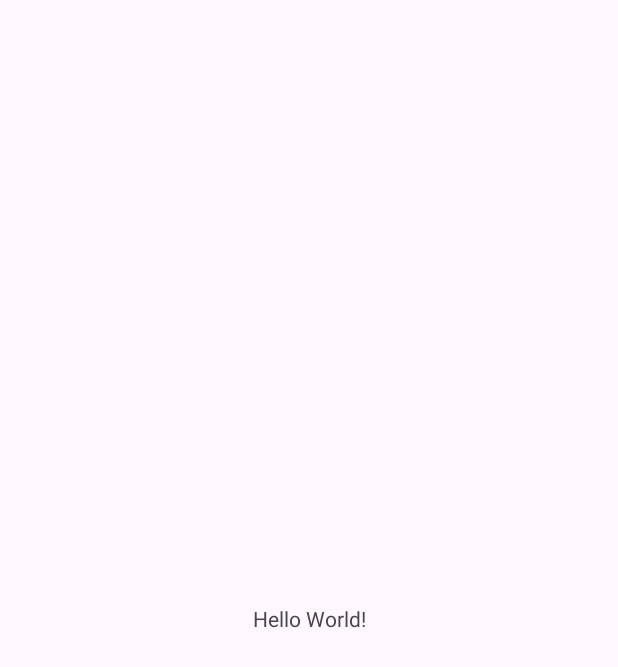
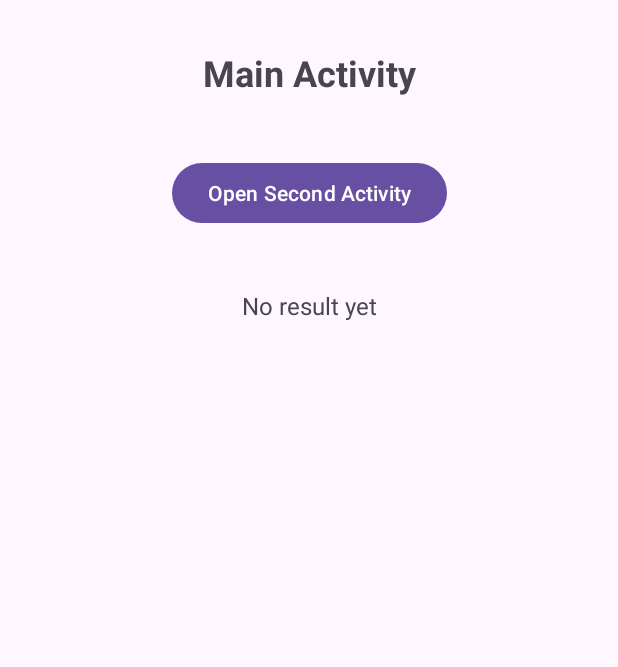
Before and after one commit to sachinsinghd11/Activity-StartActivityForResultDemo, an Android app: the screen it shows after launch (MainActivity), on a phone screen of 412 x 824 dp. Before the commit the part shown is almost empty. Shown: the top 667 px of the screen. Run offline under Robolectric (Android 15) with nearby library versions, the phone set to English and light mode, and no system bars.

Commit message:
Add MainActivity.

```diff
--- a/app/src/main/AndroidManifest.xml
+++ b/app/src/main/AndroidManifest.xml
@@ -13,6 +13,9 @@
         android:theme="@style/Theme.StartActivityForResultDemo"
         tools:targetApi="31">
         <activity
+            android:name=".SecondActivity"
+            android:exported="false" />
+        <activity
             android:name=".MainActivity"
             android:exported="true">
             <intent-filter>
--- a/app/src/main/java/me/sachinsinghdighan/startactivityforresultdemo/MainActivity.kt
+++ b/app/src/main/java/me/sachinsinghdighan/startactivityforresultdemo/MainActivity.kt
@@ -1,14 +1,67 @@
 package me.sachinsinghdighan.startactivityforresultdemo
 
+import android.annotation.SuppressLint
+import android.app.Activity
+import android.content.Intent
 import android.os.Bundle
-import androidx.activity.enableEdgeToEdge
+import android.widget.Button
+import android.widget.TextView
 import androidx.appcompat.app.AppCompatActivity
-import androidx.core.view.ViewCompat
-import androidx.core.view.WindowInsetsCompat
 
 class MainActivity : AppCompatActivity() {
+
+    private lateinit var resultTextView: TextView
+    private lateinit var openSecondActivityButton: Button
+
+    companion object {
+        private const val REQUEST_CODE_SECOND_ACTIVITY = 100
+    }
+
+    @SuppressLint("MissingInflatedId")
     override fun onCreate(savedInstanceState: Bundle?) {
         super.onCreate(savedInstanceState)
         setContentView(R.layout.activity_main)
+
+        resultTextView = findViewById(R.id.resultTextView)
+        openSecondActivityButton = findViewById(R.id.openSecondActivityButton)
+
+        openSecondActivityButton.setOnClickListener {
+            // Create intent to start SecondActivity
+            val intent = Intent(this, SecondActivity::class.java)
+
+            // You can pass data to the second activity
+            intent.putExtra("user_name", "John Doe")
+            intent.putExtra("user_age", 25)
+
+            // Start activity for result (DEPRECATED - see modern approach below)
+            @Suppress("DEPRECATION")
+            startActivityForResult(intent, REQUEST_CODE_SECOND_ACTIVITY)
+        }
+    }
+
+
+    @SuppressLint("SetTextI18n")
+    override fun onActivityResult(requestCode: Int, resultCode: Int, data: Intent?) {
+        super.onActivityResult(requestCode, resultCode, data)
+
+        when (requestCode) {
+            REQUEST_CODE_SECOND_ACTIVITY -> {
+                when (resultCode) {
+                    Activity.RESULT_OK -> {
+                        // Get data from the returning activity
+                        val message = data?.getStringExtra("result_message") ?: "No message"
+                        val number = data?.getIntExtra("result_number", 0) ?: 0
+
+                        resultTextView.text = "Result: $message, Number: $number"
+                    }
+                    Activity.RESULT_CANCELED -> {
+                        resultTextView.text = "Operation was cancelled"
+                    }
+                    else -> {
+                        resultTextView.text = "Unknown result code: $resultCode"
+                    }
+                }
+            }
+        }
     }
 }
--- a/app/src/main/res/layout/activity_main.xml
+++ b/app/src/main/res/layout/activity_main.xml
@@ -8,12 +8,38 @@
     tools:context=".MainActivity">
 
     <TextView
+        android:id="@+id/titleTextView"
         android:layout_width="wrap_content"
         android:layout_height="wrap_content"
-        android:text="Hello World!"
-        app:layout_constraintBottom_toBottomOf="parent"
+        android:layout_marginTop="32dp"
+        android:text="@string/main_activity"
+        android:textSize="24sp"
+        android:textStyle="bold"
         app:layout_constraintEnd_toEndOf="parent"
         app:layout_constraintStart_toStartOf="parent"
         app:layout_constraintTop_toTopOf="parent" />
 
+    <Button
+        android:id="@+id/openSecondActivityButton"
+        android:layout_width="wrap_content"
+        android:layout_height="wrap_content"
+        android:layout_marginTop="40dp"
+        android:text="@string/open_second_activity"
+        app:layout_constraintEnd_toEndOf="parent"
+        app:layout_constraintStart_toStartOf="parent"
+        app:layout_constraintTop_toBottomOf="@+id/titleTextView" />
+
+    <TextView
+        android:id="@+id/resultTextView"
+        android:layout_width="0dp"
+        android:layout_height="wrap_content"
+        android:layout_marginStart="32dp"
+        android:layout_marginTop="40dp"
+        android:layout_marginEnd="32dp"
+        android:text="@string/no_result_yet"
+        android:textAlignment="center"
+        android:textSize="16sp"
+        app:layout_constraintEnd_toEndOf="parent"
+        app:layout_constraintStart_toStartOf="parent"
+        app:layout_constraintTop_toBottomOf="@+id/openSecondActivityButton" />
 </androidx.constraintlayout.widget.ConstraintLayout>
--- a/app/src/main/res/values/strings.xml
+++ b/app/src/main/res/values/strings.xml
@@ -1,3 +1,11 @@
 <resources>
     <string name="app_name">StartActivityForResult Demo</string>
+    <string name="open_second_activity">Open Second Activity</string>
+    <string name="no_result_yet">No result yet</string>
+    <string name="main_activity">Main Activity</string>
+    <string name="enter_a_message_to_send_back">Enter a message to send back</string>
+    <string name="send_result">Send Result</string>
+    <string name="cancel">Cancel</string>
+    <string name="second_activity">Second Activity</string>
+    <string name="user_info_will_appear_here">User info will appear here</string>
 </resources>
```
